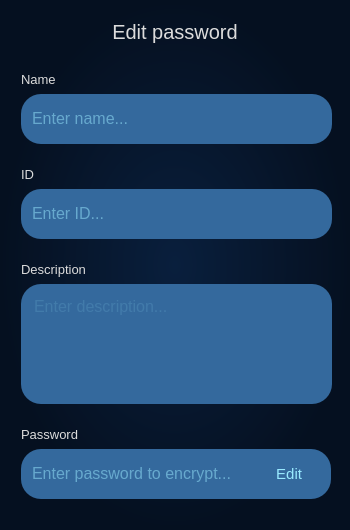
First picture: the form in editpass.ui, repository tiutcristian/Passcrypt, before the edit.
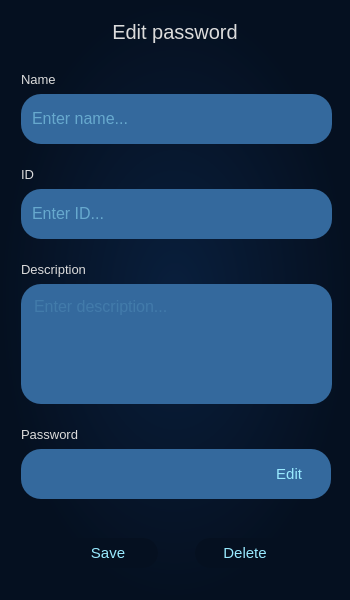
Second picture: the form after the edit. Icons and pictures are not drawn.

The edit to the form file:
```diff
--- a/editpass.ui
+++ b/editpass.ui
@@ -7,19 +7,19 @@
     <x>0</x>
     <y>0</y>
     <width>350</width>
-    <height>530</height>
+    <height>600</height>
    </rect>
   </property>
   <property name="minimumSize">
    <size>
     <width>350</width>
-    <height>530</height>
+    <height>600</height>
    </size>
   </property>
   <property name="maximumSize">
    <size>
     <width>350</width>
-    <height>530</height>
+    <height>600</height>
    </size>
   </property>
   <property name="windowTitle">
@@ -32,6 +32,7 @@
 
 QLabel{
 	color: rgb(220, 220, 220);
+	font-family: Segoe UI;
 }
 </string>
   </property>
@@ -696,7 +697,7 @@
        <rect>
         <x>10</x>
         <y>365</y>
-        <width>61</width>
+        <width>81</width>
         <height>21</height>
        </rect>
       </property>
@@ -708,6 +709,7 @@
       </property>
       <property name="font">
        <font>
+        <family>Segoe UI</family>
         <pointsize>10</pointsize>
        </font>
       </property>
@@ -737,6 +739,9 @@
       <layout class="QHBoxLayout" name="horizontalLayout_2">
        <item>
         <widget class="QLineEdit" name="passwordLineEdit">
+         <property name="enabled">
+          <bool>false</bool>
+         </property>
          <property name="minimumSize">
           <size>
            <width>200</width>
@@ -748,7 +753,7 @@
            <active>
             <colorrole role="WindowText">
              <brush brushstyle="SolidPattern">
-              <color alpha="60">
+              <color alpha="255">
                <red>153</red>
                <green>234</green>
                <blue>255</blue>
@@ -766,7 +771,7 @@
             </colorrole>
             <colorrole role="Text">
              <brush brushstyle="SolidPattern">
-              <color alpha="60">
+              <color alpha="255">
                <red>153</red>
                <green>234</green>
                <blue>255</blue>
@@ -775,7 +780,7 @@
             </colorrole>
             <colorrole role="ButtonText">
              <brush brushstyle="SolidPattern">
-              <color alpha="60">
+              <color alpha="255">
                <red>153</red>
                <green>234</green>
                <blue>255</blue>
@@ -813,7 +818,7 @@
            <inactive>
             <colorrole role="WindowText">
              <brush brushstyle="SolidPattern">
-              <color alpha="60">
+              <color alpha="255">
                <red>153</red>
                <green>234</green>
                <blue>255</blue>
@@ -831,7 +836,7 @@
             </colorrole>
             <colorrole role="Text">
              <brush brushstyle="SolidPattern">
-              <color alpha="60">
+              <color alpha="255">
                <red>153</red>
                <green>234</green>
                <blue>255</blue>
@@ -840,7 +845,7 @@
             </colorrole>
             <colorrole role="ButtonText">
              <brush brushstyle="SolidPattern">
-              <color alpha="60">
+              <color alpha="255">
                <red>153</red>
                <green>234</green>
                <blue>255</blue>
@@ -878,7 +883,7 @@
            <disabled>
             <colorrole role="WindowText">
              <brush brushstyle="SolidPattern">
-              <color alpha="60">
+              <color alpha="255">
                <red>153</red>
                <green>234</green>
                <blue>255</blue>
@@ -896,7 +901,7 @@
             </colorrole>
             <colorrole role="Text">
              <brush brushstyle="SolidPattern">
-              <color alpha="60">
+              <color alpha="255">
                <red>153</red>
                <green>234</green>
                <blue>255</blue>
@@ -905,7 +910,7 @@
             </colorrole>
             <colorrole role="ButtonText">
              <brush brushstyle="SolidPattern">
-              <color alpha="60">
+              <color alpha="255">
                <red>153</red>
                <green>234</green>
                <blue>255</blue>
@@ -944,24 +949,25 @@
          </property>
          <property name="font">
           <font>
+           <family>Segoe UI</family>
            <pointsize>12</pointsize>
           </font>
          </property>
          <property name="styleSheet">
           <string notr="true">QLineEdit{
-		color: rgb(153, 234, 255);
-        border: no-border;
-    }
-
-    QLineEdit[text=&quot;&quot;]{
-        color: rgba(153, 234, 255, 60);
-    }</string>
+	color: rgb(153, 234, 255);
+	border: no-border;
+	font-family: Segoe UI;
+}</string>
+         </property>
+         <property name="text">
+          <string/>
          </property>
          <property name="echoMode">
-          <enum>QLineEdit::Normal</enum>
+          <enum>QLineEdit::Password</enum>
          </property>
          <property name="placeholderText">
-          <string>Enter password to encrypt...</string>
+          <string/>
          </property>
         </widget>
        </item>
@@ -1075,6 +1081,149 @@
        </item>
       </layout>
      </widget>
+     <widget class="QWidget" name="bottomWidget" native="true">
+      <property name="geometry">
+       <rect>
+        <x>10</x>
+        <y>470</y>
+        <width>311</width>
+        <height>48</height>
+       </rect>
+      </property>
+      <layout class="QHBoxLayout" name="horizontalLayout_3">
+       <property name="spacing">
+        <number>0</number>
+       </property>
+       <item>
+        <spacer name="leftSpacer_2">
+         <property name="orientation">
+          <enum>Qt::Horizontal</enum>
+         </property>
+         <property name="sizeHint" stdset="0">
+          <size>
+           <width>40</width>
+           <height>20</height>
+          </size>
+         </property>
+        </spacer>
+       </item>
+       <item>
+        <widget class="QPushButton" name="saveButton">
+         <property name="minimumSize">
+          <size>
+           <width>100</width>
+           <height>30</height>
+          </size>
+         </property>
+         <property name="font">
+          <font>
+           <family>Segoe UI</family>
+           <pointsize>11</pointsize>
+          </font>
+         </property>
+         <property name="cursor">
+          <cursorShape>ArrowCursor</cursorShape>
+         </property>
+         <property name="styleSheet">
+          <string notr="true">QPushButton {
+	border-radius: 15px;
+	background-color: rgb(5, 16, 32);
+	color: #99EAFF;
+	font-family: Segoe UI;
+}
+
+QPushButton:hover {
+	background-color: rgb(52, 105, 157);
+}
+
+QPushButton:pressed {
+	background-color: rgb(47, 97, 144);
+}</string>
+         </property>
+         <property name="text">
+          <string>Save</string>
+         </property>
+         <property name="iconSize">
+          <size>
+           <width>14</width>
+           <height>14</height>
+          </size>
+         </property>
+        </widget>
+       </item>
+       <item>
+        <spacer name="middleSpacer">
+         <property name="orientation">
+          <enum>Qt::Horizontal</enum>
+         </property>
+         <property name="sizeHint" stdset="0">
+          <size>
+           <width>40</width>
+           <height>20</height>
+          </size>
+         </property>
+        </spacer>
+       </item>
+       <item>
+        <widget class="QPushButton" name="deleteButton">
+         <property name="minimumSize">
+          <size>
+           <width>100</width>
+           <height>30</height>
+          </size>
+         </property>
+         <property name="font">
+          <font>
+           <family>Segoe UI</family>
+           <pointsize>11</pointsize>
+          </font>
+         </property>
+         <property name="cursor">
+          <cursorShape>ArrowCursor</cursorShape>
+         </property>
+         <property name="styleSheet">
+          <string notr="true">QPushButton {
+	border-radius: 15px;
+	background-color: rgb(5, 16, 32);
+	color: #99EAFF;
+	font-family: Segoe UI;
+}
+
+QPushButton:hover {
+	background-color: rgb(209, 26, 42);
+	color: rgb(220, 220, 220);
+}
+
+QPushButton:pressed {
+	background-color: rgb(195, 24, 42);
+}</string>
+         </property>
+         <property name="text">
+          <string>Delete</string>
+         </property>
+         <property name="iconSize">
+          <size>
+           <width>14</width>
+           <height>14</height>
+          </size>
+         </property>
+        </widget>
+       </item>
+       <item>
+        <spacer name="rightSpacer_2">
+         <property name="orientation">
+          <enum>Qt::Horizontal</enum>
+         </property>
+         <property name="sizeHint" stdset="0">
+          <size>
+           <width>40</width>
+           <height>20</height>
+          </size>
+         </property>
+        </spacer>
+       </item>
+      </layout>
+     </widget>
     </widget>
    </item>
   </layout>
```
Left out of the diff: 38 changed lines with no effect on the pictures.
